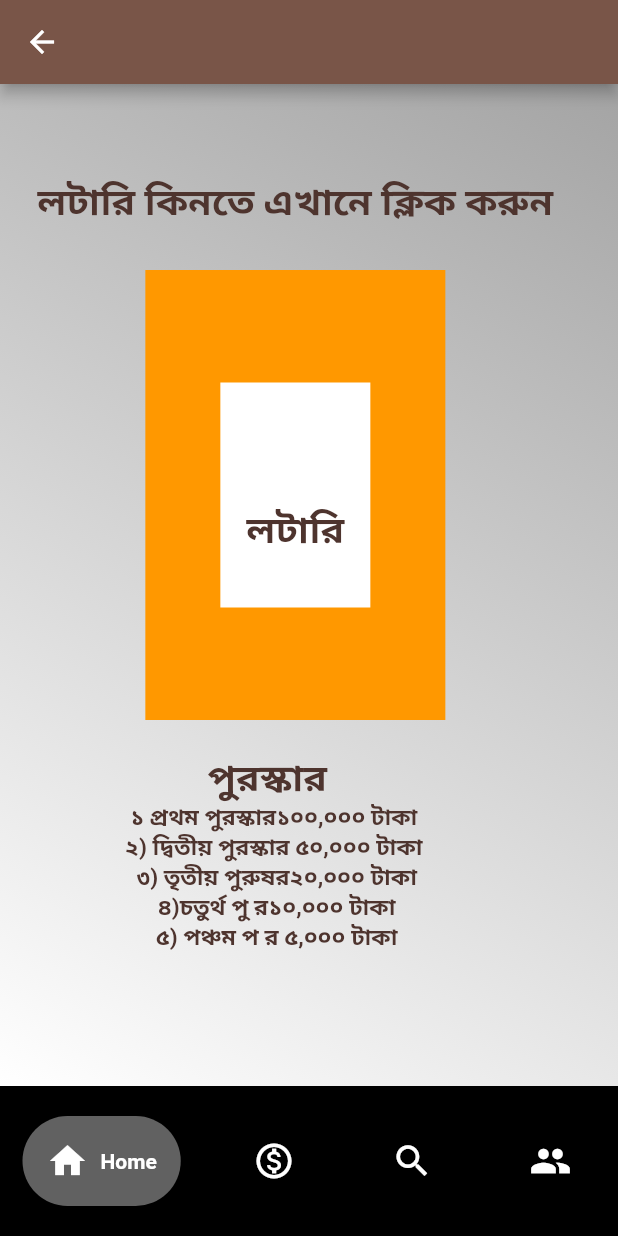
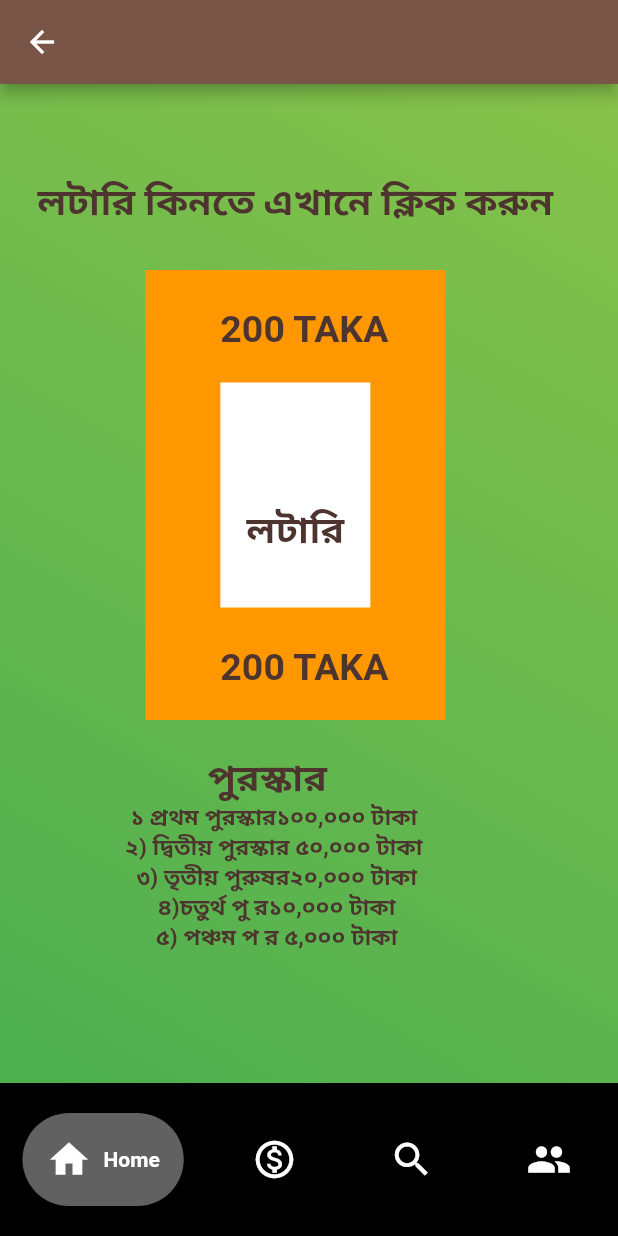
Before and after one commit to jahinhossain/lotterybd, a Flutter app: the signup screen opened directly, after a tap on "Signup", on a phone screen of 412 x 824 dp. Run offline on Flutter 3.47's test engine with Material 2 defaults, Android fonts, the phone set to English and light mode, and no system bars; drawn by our look-alikes of google_nav_bar; our stand-ins replace animated_text_kit, font_awesome_flutter, getwidget, lottie; network calls fail.

```diff
--- a/lib/fourthscreen.dart
+++ b/lib/fourthscreen.dart
@@ -1,6 +1,5 @@
 import 'package:flutter/material.dart';
 
-import 'package:lotterybd/customContainer.dart';
 
 class fourthscreen extends StatelessWidget {
   const fourthscreen({Key? key}) : super(key: key);
@@ -14,8 +13,8 @@ class fourthscreen extends StatelessWidget {
             begin: Alignment.topRight,
             end: Alignment.bottomLeft,
             colors: [
-              Colors.grey,
-              Colors.white,
+              Colors.lightGreen,
+              Colors.green,
             ],
           )),
 
--- a/lib/login.dart
+++ b/lib/login.dart
@@ -13,8 +13,8 @@ class loginScreen extends StatelessWidget {
           begin: Alignment.topRight,
           end: Alignment.bottomLeft,
           colors: [
-            Colors.grey,
-            Colors.white,
+            Colors.lightGreen,
+            Colors.green,
           ],
         )),
       child: Scaffold(
--- a/lib/navbar.dart
+++ b/lib/navbar.dart
@@ -44,7 +44,7 @@ class _navbarState extends State<navbar> {
     _selectedIndex = index;
     });},
 
-             iconSize: 28,
+             iconSize: 30,
              gap: 8,
              backgroundColor: Colors.black,
              color: Colors.white,
--- a/lib/searchscreen.dart
+++ b/lib/searchscreen.dart
@@ -15,8 +15,8 @@ class _searchscreenState extends State<searchscreen> {
           begin: Alignment.topRight,
           end: Alignment.bottomLeft,
           colors: [
-            Colors.grey,
-            Colors.white,
+            Colors.lightGreen,
+            Colors.green,
           ],
         )),
       child: Scaffold(
--- a/lib/secondscreen.dart
+++ b/lib/secondscreen.dart
@@ -16,8 +16,8 @@ class SecondScreen extends StatelessWidget {
           begin: Alignment.topRight,
           end: Alignment.bottomLeft,
           colors: [
-            Colors.grey,
-            Colors.white,
+            Colors.lightGreen,
+            Colors.green,
           ],
         )),
       child: Scaffold(
@@ -66,7 +66,7 @@ class SecondScreen extends StatelessWidget {
 
 
                               child:   Text("নিবন্ধন",style: TextStyle(
-                                  color: Colors.black,
+                                  color: Colors.white,
                                   fontSize: 30,
                                   fontWeight: FontWeight.bold),),
 
--- a/lib/signup.dart
+++ b/lib/signup.dart
@@ -16,8 +16,8 @@ class signup extends StatelessWidget {
           begin: Alignment.topRight,
           end: Alignment.bottomLeft,
           colors: [
-            Colors.grey,
-            Colors.white,
+            Colors.lightGreen,
+            Colors.green,
           ],
         )),
       child: Scaffold(
--- a/lib/thirdscreen.dart
+++ b/lib/thirdscreen.dart
@@ -13,8 +13,8 @@ class thirdscreen extends StatelessWidget {
             begin: Alignment.topRight,
             end: Alignment.bottomLeft,
             colors: [
-              Colors.grey,
-              Colors.white,
+              Colors.lightGreen,
+              Colors.green,
             ],
           )),
       child: Scaffold(
@@ -36,7 +36,10 @@ class thirdscreen extends StatelessWidget {
 
                   Padding(
                     padding: const EdgeInsets.only(left: 25),
-                    child: Container(
+                    child: Stack(
+                      children: [
+
+                      Container(
                         width: 200,
                         height: 300,
                         color: Colors.orange,
@@ -54,7 +57,23 @@ class thirdscreen extends StatelessWidget {
                           ),
                         ),
                       ),
+
+                        Positioned( top: 25, left: 50, bottom: 10,
+                          child: Text("200 TAKA",style: TextStyle(
+                            color: Colors.brown[800],
+                            fontSize: 25,
+                            fontWeight: FontWeight.bold)),),
+                        Positioned(  left: 50, top: 250,
+                          child: Text("200 TAKA",style: TextStyle(
+                              color: Colors.brown[800],
+                              fontSize: 25,
+                              fontWeight: FontWeight.bold)),),
+
+                      ]
                     ),
+                  ),
+
+
 
                   SizedBox(
 
```
Lines whose indentation alone changed are shown as unchanged.
